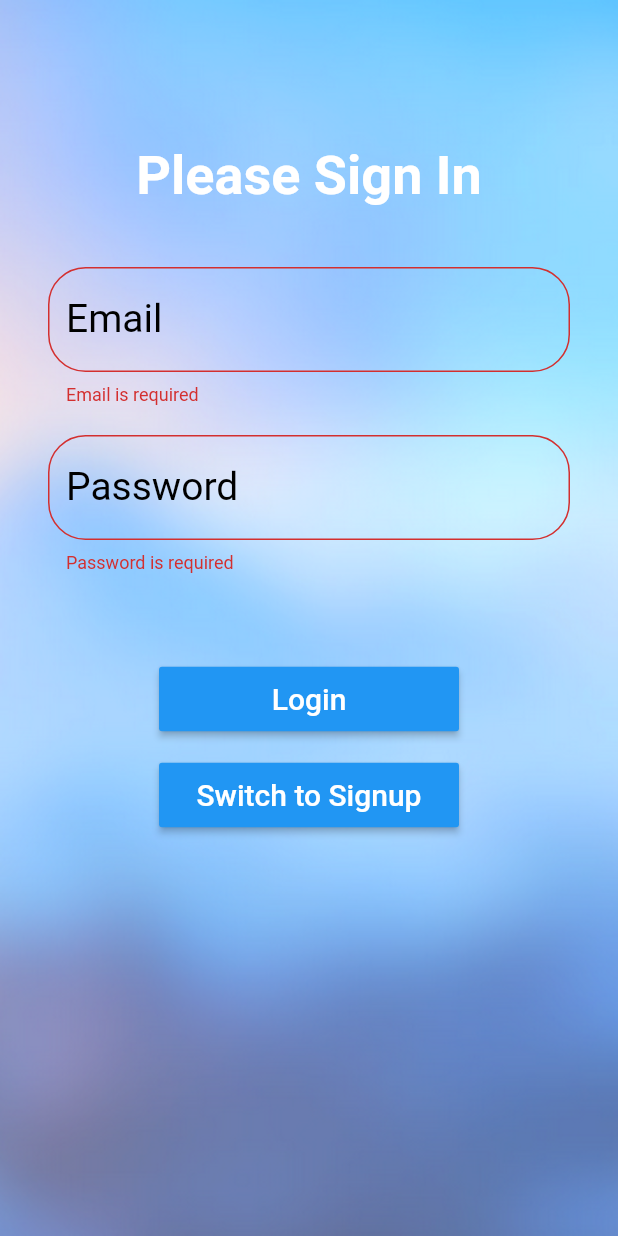
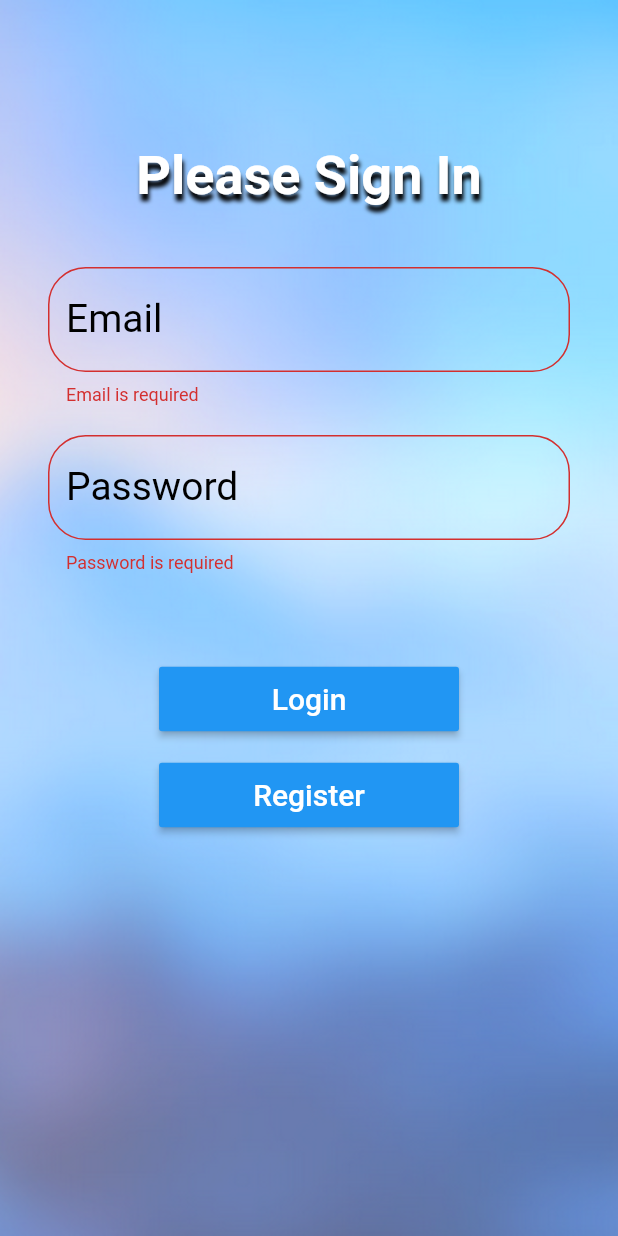
Before and after one commit to lakshygupta/BeatCorona-HackOn, a Flutter app: the screen it shows after launch, on a phone screen of 412 x 824 dp. Run offline on Flutter 3.47's test engine with Material 2 defaults, Android fonts, the phone set to English and light mode, and no system bars; our stand-ins replace firebase_auth, firebase_core, firebase_database, firebase_messaging, geolocator, webview_flutter; missing offline and left inert: flutter_webview_plugin; accounts and stored records are empty.

Commit message:
More finalised

```diff
--- a/lib/Drawer/bibliography.dart
+++ b/lib/Drawer/bibliography.dart
@@ -6,7 +6,7 @@ class Sources extends StatelessWidget{
 
     return Scaffold(
         appBar: AppBar(
-          title: Text('Miscellaneous'),
+          title: Text('About'),
         ),
       body: SingleChildScrollView(
 
--- a/lib/Drawer/count.dart
+++ b/lib/Drawer/count.dart
@@ -52,8 +52,8 @@ class UserList extends StatelessWidget{
                             ListTile(
                               isThreeLine: true,
                               title: Text(_name(snapshot.data[index]),style: TextStyle(fontSize: 20.0, fontWeight: FontWeight.normal),),
-                              subtitle: Text(_cases(snapshot.data[index]),style: TextStyle(fontSize: 15.0),),
-                              trailing: Text(_death(snapshot.data[index]),style: TextStyle(fontSize: 15.0),),
+                              subtitle: Text(_cases(snapshot.data[index]),style: TextStyle(fontSize: 15.0,color: Colors.green,),),
+                              trailing: Text(_death(snapshot.data[index]),style: TextStyle(fontSize: 15.0,color: Colors.red,),),
                             )
                           ],
                         ),
--- a/lib/Drawer/world_cases.dart
+++ b/lib/Drawer/world_cases.dart
@@ -65,8 +65,8 @@ class UserList1 extends StatelessWidget{
                             ListTile(
                               isThreeLine: true,
                               title: Text(_name(snapshot.data[index]),style: TextStyle(fontSize: 20.0, fontWeight: FontWeight.normal),),
-                              subtitle: Text("Active Cases: " + _cases(snapshot.data[index]).toString() + "\n" + "Confirmed Cases: " + _confirmc(snapshot.data[index]).toString()),
-                              trailing: Text("Deaths: " + _ndeaths(snapshot.data[index]).toString() + "\n" + "Recovered: " + _tdeaths(snapshot.data[index]).toString()),
+                              subtitle: Text("Active Cases: " + _cases(snapshot.data[index]).toString() + "\n" + "Confirmed Cases: " + _confirmc(snapshot.data[index]).toString(),style: TextStyle(color: Colors.green,),),
+                              trailing: Text("Deaths: " + _ndeaths(snapshot.data[index]).toString() + "\n" + "Recovered: " + _tdeaths(snapshot.data[index]).toString(),style: TextStyle(color: Colors.red,),),
 //                              trailing: Text(_death(snapshot.data[index]),style: TextStyle(fontSize: 15.0),),
                             )
                           ],
--- a/lib/homepage.dart
+++ b/lib/homepage.dart
@@ -511,7 +511,7 @@ class _NeedState extends State<Need> {
               ),
               onTap: () {
 
-                return signout(authNotifier);
+                showAlert(context);
                 // Update the state of the app.
                 // ...
               },
--- a/lib/login.dart
+++ b/lib/login.dart
@@ -247,12 +247,27 @@ class _LoginState extends State<Login> {
               padding: EdgeInsets.fromLTRB(32, 96, 32, 0),
               child: Column(
                 children: <Widget>[
+                  _authMode == AuthMode.Signup ?  Text(
+                "Register Yourself",
+                textAlign: TextAlign.center,
+                style: TextStyle(fontSize: 36, color: Colors.white,
+                    fontWeight: FontWeight.bold,shadows: <Shadow>[
+                    Shadow(
+                    offset: Offset(1.0, 5.0),
+                blurRadius: 3.0,
+                color: Color.fromARGB(255, 0, 0, 0),
+              ),]))
+                :
                   Text(
-                    "Please Sign In",
-                    textAlign: TextAlign.center,
-                    style: TextStyle(fontSize: 36, color: Colors.white,
-                    fontWeight: FontWeight.bold),
-                  ),
+                      "Please Sign In",
+                      textAlign: TextAlign.center,
+                      style: TextStyle(fontSize: 36, color: Colors.white,
+                          fontWeight: FontWeight.bold,shadows: <Shadow>[
+                            Shadow(
+                              offset: Offset(1.0, 5.0),
+                              blurRadius: 3.0,
+                              color: Color.fromARGB(255, 0, 0, 0),
+                            ),])),
                   SizedBox(height: 20),
                   _authMode == AuthMode.Signup ? _buildDisplayNameField() : Container(),
                   SizedBox(height: 20),
@@ -277,7 +292,7 @@ class _LoginState extends State<Login> {
 
                         },
                       child: Text(
-                        _authMode == AuthMode.Login ? 'Login' : 'Signup',
+                        _authMode == AuthMode.Login ? 'Login' : 'Confirm',
                         style: TextStyle(fontSize: 20, color: Colors.white),
                       ),
                     ),
@@ -288,7 +303,7 @@ class _LoginState extends State<Login> {
                     child: RaisedButton(
                       padding: EdgeInsets.all(10.0),
                       child: Text(
-                        'Switch to ${_authMode == AuthMode.Login ? 'Signup' : 'Login'}',
+                        '${_authMode == AuthMode.Login ? 'Register' : 'Login'}',
                         style: TextStyle(fontSize: 20, color: Colors.white),
                       ),
                       onPressed: () {
```
